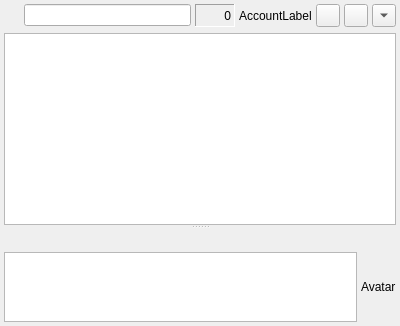
First picture: the form in src/chatdlg.ui, repository senu/psi, before the edit.
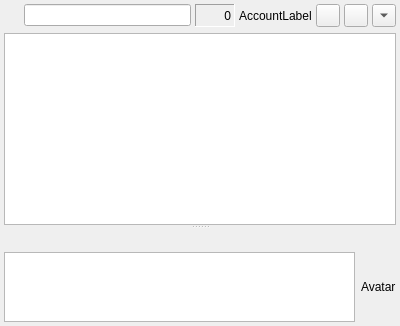
Second picture: the form after the edit. Custom widgets are drawn as their Qt base class.

Patch:
```diff
--- a/src/chatdlg.ui
+++ b/src/chatdlg.ui
@@ -274,7 +274,7 @@
        <item>
         <layout class="QHBoxLayout" >
          <property name="spacing" >
-          <number>4</number>
+          <number>6</number>
          </property>
          <property name="leftMargin" >
           <number>0</number>
```
